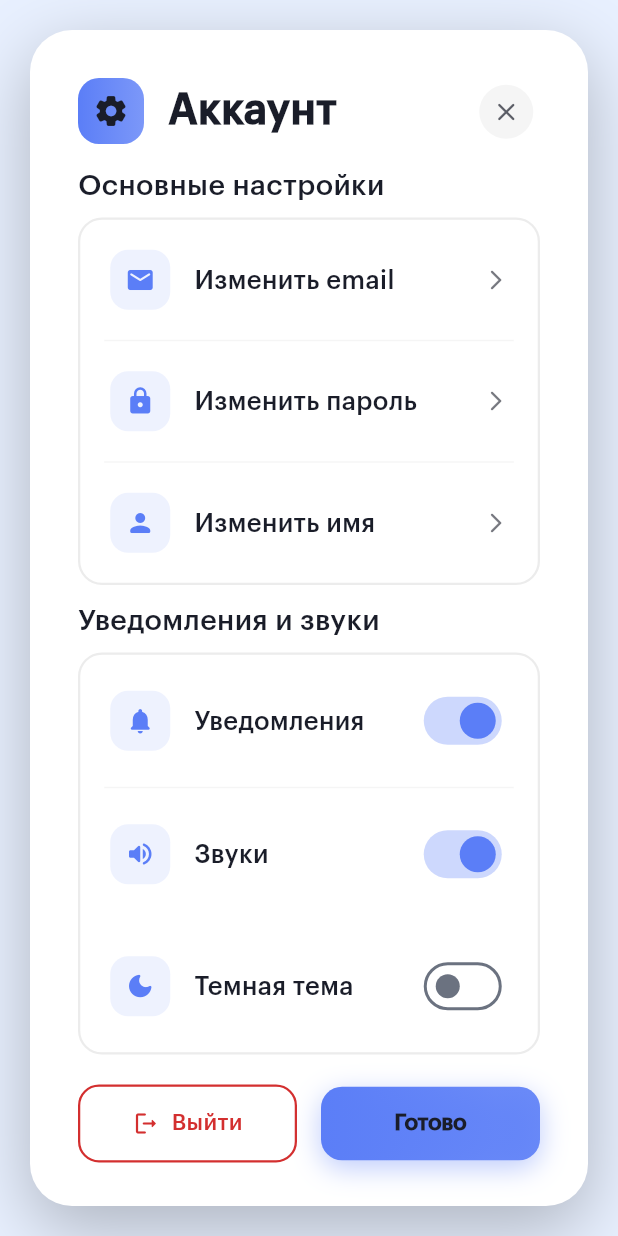
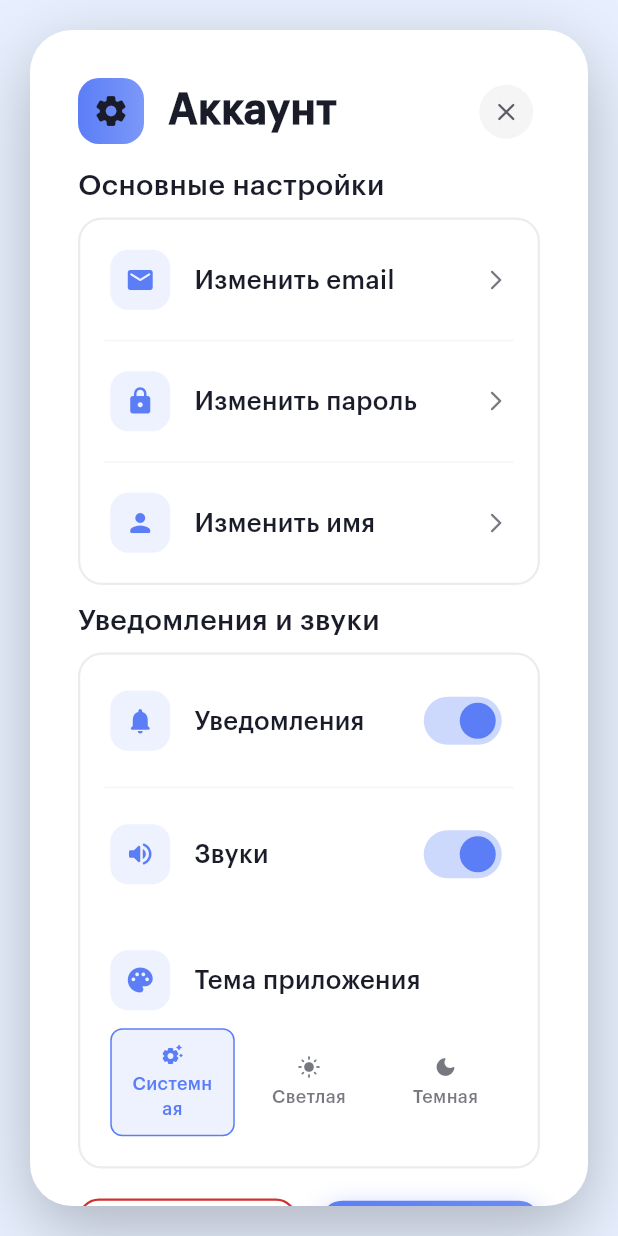
Before and after one commit to shshkiper/arbuziki, a Flutter app: the SettingsDialog widget shown alone on an empty page, opened directly, on a phone screen of 412 x 824 dp. Run offline on Flutter 3.47's test engine with Material 3 defaults, Android fonts, the phone set to English and light mode, and no system bars; our stand-ins replace flutter_animate, flutter_dotenv, flutter_riverpod, freezed_annotation, go_router, qr_flutter and 2 more; accounts and stored records are empty.

Commit message:
documentation+themesystem

```diff
--- a/drinkwithbook/lib/presentation/pages/profile/settings_dialog.dart
+++ b/drinkwithbook/lib/presentation/pages/profile/settings_dialog.dart
@@ -209,13 +209,14 @@ class _SettingsDialogState extends ConsumerState<SettingsDialog> {
                             _soundEnabled,
                             (value) => setState(() => _soundEnabled = value),
                           ),
-                          _buildThemeSwitchItem(
-                            context,
-                            Icons.dark_mode_rounded,
-                            'Темная тема',
-                            ref.watch(themeProvider) == ThemeMode.dark,
-                            (value) =>
-                                ref.read(themeProvider.notifier).toggleTheme(),
+                          _buildThemeSelectorItem(
+                            context,
+                            Icons.palette_rounded,
+                            'Тема приложения',
+                            ref.watch(themeProvider),
+                            (mode) => ref
+                                .read(themeProvider.notifier)
+                                .setThemeMode(mode),
                           ),
                         ],
                       ),
@@ -438,17 +439,20 @@ class _SettingsDialogState extends ConsumerState<SettingsDialog> {
     );
   }
 
-  // Переключатель темы
-  Widget _buildThemeSwitchItem(
+  // Селектор темы
+  Widget _buildThemeSelectorItem(
     BuildContext context,
     IconData icon,
     String title,
-    bool value,
-    ValueChanged<bool> onChanged,
+    ThemeMode currentMode,
+    ValueChanged<ThemeMode> onChanged,
   ) {
     return Container(
       padding: const EdgeInsets.all(20),
-      child: Row(
+      child: Column(
+        crossAxisAlignment: CrossAxisAlignment.start,
+        children: [
+          Row(
             children: [
               Container(
                 width: 40,
@@ -473,19 +477,104 @@ class _SettingsDialogState extends ConsumerState<SettingsDialog> {
                   fontFamily: 'G',
                 ),
               ),
-          const Spacer(),
-          Transform.scale(
-            scale: 1,
-            child: Switch(
-              value: value,
-              onChanged: onChanged,
-              activeColor: Theme.of(context).colorScheme.primary,
-              activeTrackColor: Theme.of(
-                context,
-              ).colorScheme.primary.withOpacity(0.3),
-            ),
-          ),
-        ],
+            ],
+          ),
+          const SizedBox(height: 12),
+          Row(
+            children: [
+              Expanded(
+                child: _buildThemeOption(
+                  context,
+                  'Системная',
+                  Icons.settings_suggest_rounded,
+                  currentMode == ThemeMode.system,
+                  () => onChanged(ThemeMode.system),
+                ),
+              ),
+              const SizedBox(width: 8),
+              Expanded(
+                child: _buildThemeOption(
+                  context,
+                  'Светлая',
+                  Icons.light_mode_rounded,
+                  currentMode == ThemeMode.light,
+                  () => onChanged(ThemeMode.light),
+                ),
+              ),
+              const SizedBox(width: 8),
+              Expanded(
+                child: _buildThemeOption(
+                  context,
+                  'Темная',
+                  Icons.dark_mode_rounded,
+                  currentMode == ThemeMode.dark,
+                  () => onChanged(ThemeMode.dark),
+                ),
+              ),
+            ],
+          ),
+        ],
+      ),
+    );
+  }
+
+  Widget _buildThemeOption(
+    BuildContext context,
+    String title,
+    IconData icon,
+    bool isSelected,
+    VoidCallback onTap,
+  ) {
+    return GestureDetector(
+      onTap: onTap,
+      child: Container(
+        padding: const EdgeInsets.symmetric(vertical: 8, horizontal: 12),
+        decoration: BoxDecoration(
+          color:
+              isSelected
+                  ? Theme.of(context).colorScheme.primary.withOpacity(0.1)
+                  : Theme.of(
+                    context,
+                  ).colorScheme.surfaceVariant.withOpacity(0.3),
+          borderRadius: BorderRadius.circular(8),
+          border: Border.all(
+            color:
+                isSelected
+                    ? Theme.of(context).colorScheme.primary
+                    : Colors.transparent,
+            width: 1,
+          ),
+        ),
+        child: Column(
+          children: [
+            Icon(
+              icon,
+              size: 16,
+              color:
+                  isSelected
+                      ? Theme.of(context).colorScheme.primary
+                      : Theme.of(
+                        context,
+                      ).colorScheme.onSurface.withOpacity(0.6),
+            ),
+            const SizedBox(height: 4),
+            Text(
+              title,
+              style: TextStyle(
+                fontSize: 12,
+                fontWeight: isSelected ? FontWeight.w600 : FontWeight.w400,
+                color:
+                    isSelected
+                        ? Theme.of(context).colorScheme.primary
+                        : Theme.of(
+                          context,
+                        ).colorScheme.onSurface.withOpacity(0.6),
+                fontFamily: 'G',
+              ),
+              textAlign: TextAlign.center,
+            ),
+          ],
+        ),
       ),
     );
   }
```
Also changed, not shown: drinkwithbook/lib/main.dart (+53 -7 lines), 1 other file. Lines whose indentation alone changed are shown as unchanged.
